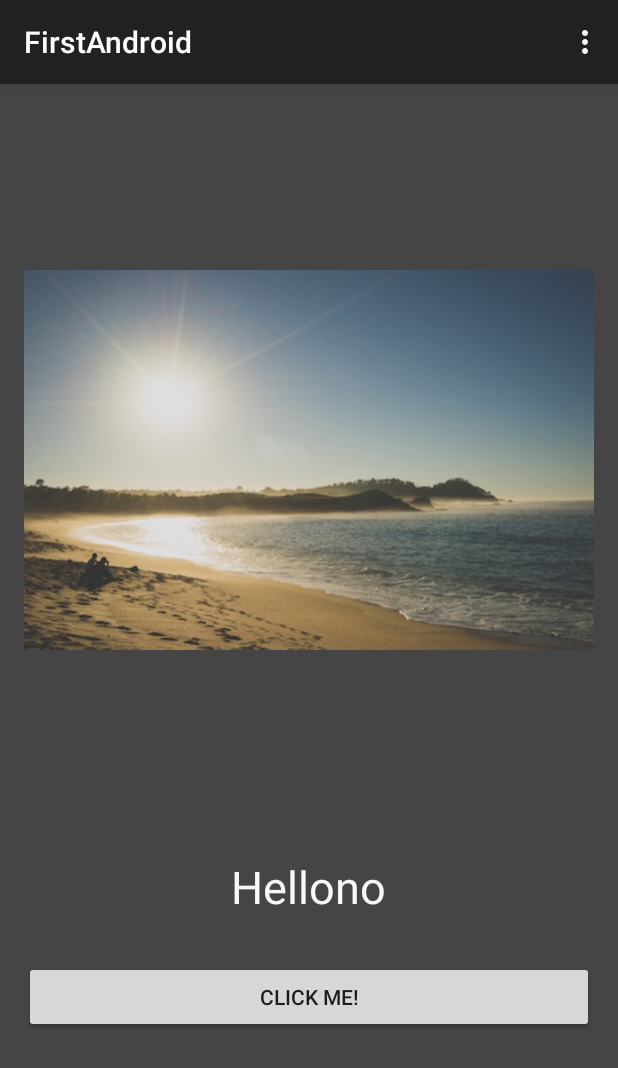
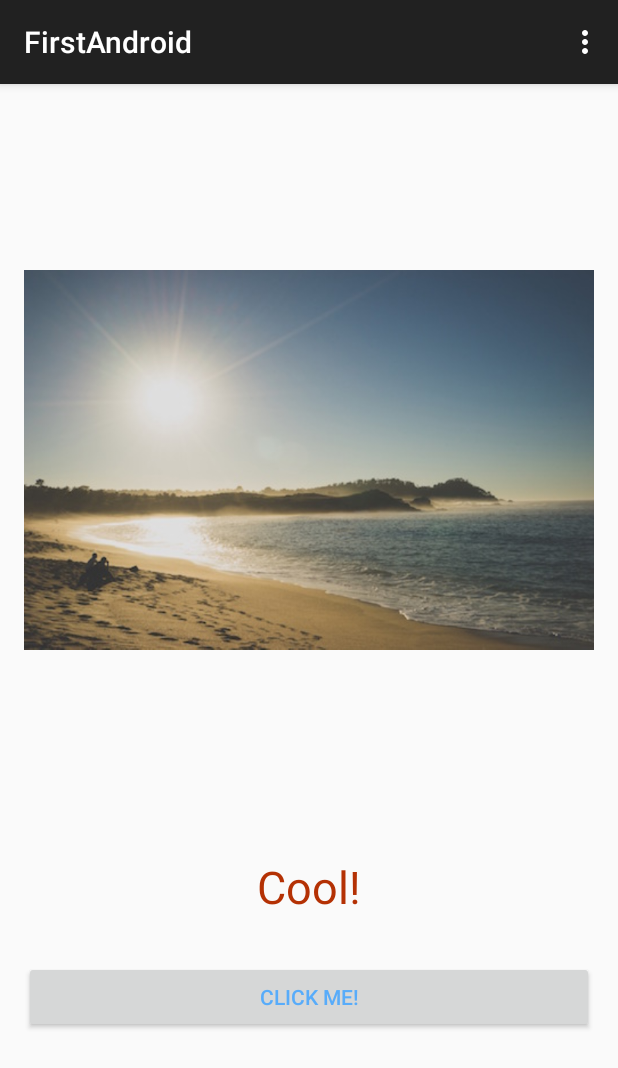
Before and after one commit to armno/firstandroidapp, an Android app: the screen it shows after launch (MainActivity), after a tap on "CLICK ME!", on a phone screen of 412 x 824 dp. Shown: the top 1068 px of the screen. Run offline under Robolectric (Android 15) with nearby library versions, the phone set to English and light mode, and no system bars.

```diff
--- a/app/src/main/java/de/buzzwoo/firstandroid/MainActivity.java
+++ b/app/src/main/java/de/buzzwoo/firstandroid/MainActivity.java
@@ -7,6 +7,8 @@ import android.view.MenuItem;
 import android.view.View;
 import android.widget.Button;
 import android.widget.TextView;
+
+import java.util.Random;
 
 public class MainActivity extends ActionBarActivity {
 
@@ -18,16 +20,22 @@ public class MainActivity extends ActionBarActivity {
         final String[] myNames = {
             "Armno",
             "Prommarak",
-            "Hellono",
-            "Generator"
+            "is",
+            "Cool!",
+            "Awesome!",
+            "Superb!",
+            "Generator!"
         };
 
         final TextView textLabel = (TextView) findViewById(R.id.helloWorld);
+        textLabel.setText("Hello Armno");
+
         Button pushMe = (Button) findViewById(R.id.button);
         pushMe.setOnClickListener(new View.OnClickListener() {
             @Override
             public void onClick(View v) {
-                final int rando = (int) (Math.random() * 4);
+                Random randGen = new Random();
+                final int rando = randGen.nextInt(myNames.length);
                 textLabel.setText(myNames[rando]);
             }
         });
--- a/app/src/main/res/layout/activity_main.xml
+++ b/app/src/main/res/layout/activity_main.xml
@@ -3,8 +3,7 @@
     android:layout_height="match_parent" android:paddingLeft="@dimen/activity_horizontal_margin"
     android:paddingRight="@dimen/activity_horizontal_margin"
     android:paddingTop="@dimen/activity_vertical_margin"
-    android:paddingBottom="@dimen/activity_vertical_margin" tools:context=".MainActivity"
-    android:background="#454545">
+    android:paddingBottom="@dimen/activity_vertical_margin" tools:context=".MainActivity">
 
     <ImageView
         android:id="@+id/imageView"
@@ -25,7 +24,7 @@
         android:layout_above="@+id/button"
         android:layout_centerHorizontal="true"
         android:layout_marginBottom="29dp"
-        android:textColor="#f8f8f8"
+        android:textColor="#B43104"
         android:textSize="30sp"/>
 
     <Button
@@ -35,6 +34,7 @@
         android:id="@+id/button"
         android:layout_alignParentBottom="true"
         android:layout_centerHorizontal="true"
-        android:layout_marginBottom="119dp" />
+        android:layout_marginBottom="119dp"
+        android:textColor="#58ACFA"/>
 
 </RelativeLayout>
```
